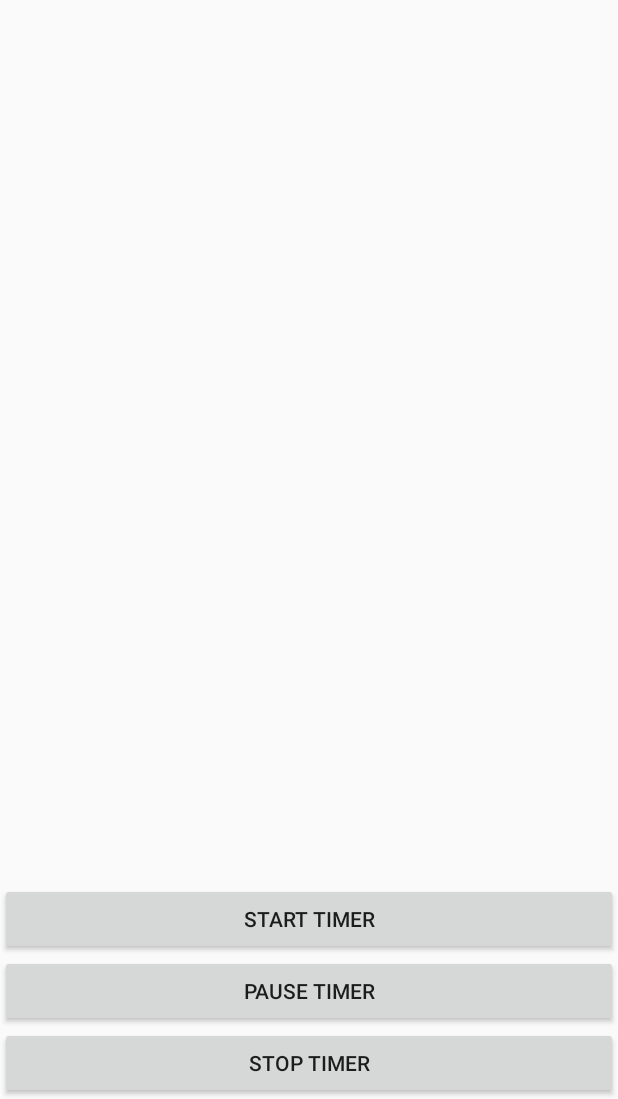
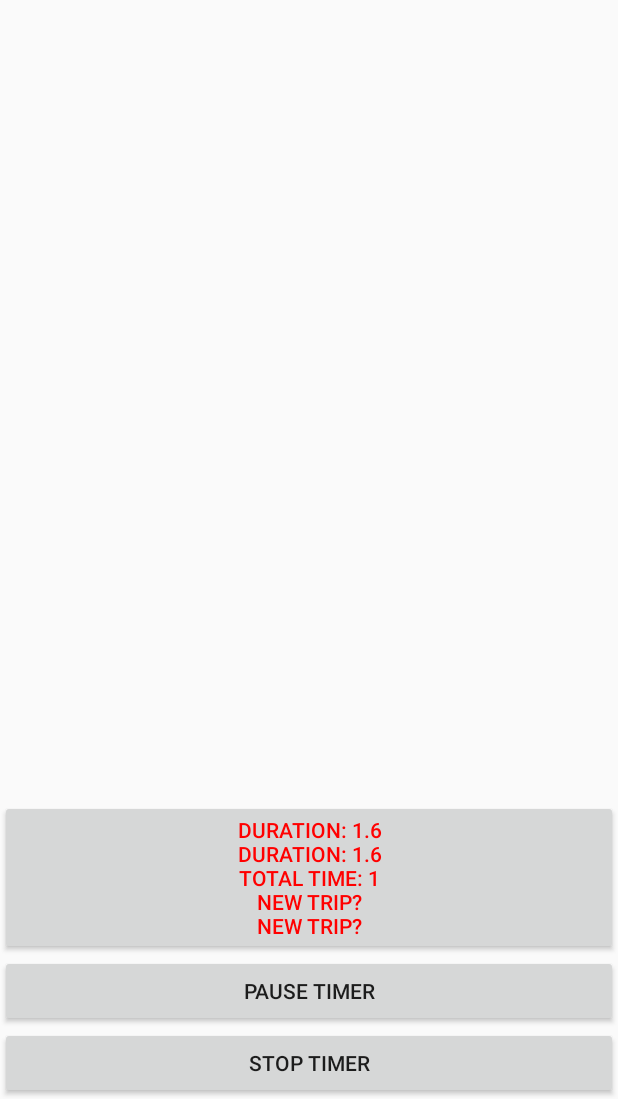
Before and after one commit to Replica94/moveometri, an Android app: the screen it shows after launch (TripActivity), after a tap on "STOP TIMER", on a phone screen of 412 x 824 dp, the part 137-1236 px from its top. Run offline under Robolectric (Android 15) with nearby library versions, the phone set to English and light mode, and no system bars; 2 statements that could not run were skipped; 3 other taps on this screen came first.

Commit message:
Cleaned code a lot, TripActivity in full use, may get changes later in UI and so in code aswell.

```diff
--- a/TripActivity/app/src/main/java/fi/jamk/h8672/tripactivity/TravelTimer.java
+++ b/TripActivity/app/src/main/java/fi/jamk/h8672/tripactivity/TravelTimer.java
@@ -22,6 +22,8 @@ import android.os.Process;
 import android.support.v4.app.ActivityCompat;
 import android.location.LocationProvider;
 
+import com.google.android.gms.maps.LocationSource;
+
 import java.util.ArrayList;
 
 import static android.location.LocationManager.GPS_PROVIDER;
@@ -32,6 +34,7 @@ import static android.location.LocationManager.GPS_PROVIDER;
  * Created by juha-matti on 2.12.2017.
  * About services...
  * https://developer.android.com/guide/components/services.html
+ * Didn't need it after all ;D
  */
 
 public class TravelTimer extends StopTimer {
@@ -41,10 +44,10 @@ public class TravelTimer extends StopTimer {
     private LocationListener listener;
 
     private class LocationListener implements android.location.LocationListener {
-        //Location LastLocation;
+        private Location LastLocation;
 
-        public LocationListener(String provider) {
-            //LastLocation = new Location(provider);
+        public LocationListener(String provider, Location loc) {
+            LastLocation = loc;
             //Log.i("LocationListener", "LocationListener created for " + LastLocation.getProvider());
             Log.i("LocationListener", "LocationListener created for " + provider);
         }
@@ -55,6 +58,7 @@ public class TravelTimer extends StopTimer {
             //LastLocation.set(location);
             //times.add(new TripEntry("L", new Location(LastLocation)));
             times.add(new TripEntry("L", new Location(location)));
+            LastLocation.set(location);
         }
 
         @Override
@@ -73,21 +77,20 @@ public class TravelTimer extends StopTimer {
         }
     }
 
+    //Listener values to update requirements. ms and meters
+    private static final int TIME_TO_UPDATE = 1000;
+    private static final float MIN_DISTANCE = 5f;
+
     @SuppressLint("MissingPermission")
     //Constructor
-    public TravelTimer(final Context context) {
+    public TravelTimer(final Context context, Location loc) {
         super();
         Log.i("TravelTimer", "Initialized");
 
         //Start custom location listener
         manager = (LocationManager) context.getSystemService(Service.LOCATION_SERVICE);
-        listener = new LocationListener(GPS_PROVIDER);
-        manager.requestLocationUpdates(GPS_PROVIDER, 1000, 0.1f, listener);
-
-        //Get latest location
-        //Location loc = manager.getLastKnownLocation(LocationManager.PASSIVE_PROVIDER);
-        //Log.i("TravelTimer", "Location " + loc.toString());
-        //Toast.makeText(context, loc.toString(), Toast.LENGTH_SHORT).show();
+        listener = new LocationListener(GPS_PROVIDER, loc);
+        manager.requestLocationUpdates(GPS_PROVIDER, TIME_TO_UPDATE, MIN_DISTANCE, listener);
     }
 
     //StopTimer overrides, add new check.
@@ -105,8 +108,10 @@ public class TravelTimer extends StopTimer {
 
         //Return all locations
         ArrayList list = new ArrayList();
+        boolean paused = false;
         for(TripEntry item : times){
-            if(item.getTag() == "L") list.add(item.getData());
+            if(item.getTag() == "P") paused = !paused;
+            if(item.getTag() == "L" && !paused) list.add(item.getData());
         }
         return list;
     }
@@ -215,10 +220,6 @@ public class TravelTimer extends StopTimer {
         manager = (LocationManager) getApplicationContext().getSystemService(Context.LOCATION_SERVICE);
     }
 
-    //Listener values to update requirements.
-    private static int TIME_TO_UPDATE = 100;
-    private static float MIN_DISTANCE = 0.1f;
-
     //Service start
     @Override
     public int onStartCommand(Intent intent, int flags, int startId) {
--- a/TripActivity/app/src/main/java/fi/jamk/h8672/tripactivity/TripActivity.java
+++ b/TripActivity/app/src/main/java/fi/jamk/h8672/tripactivity/TripActivity.java
@@ -1,37 +1,26 @@
 package fi.jamk.h8672.tripactivity;
 
 import android.Manifest;
-import android.content.Context;
 import android.content.Intent;
 import android.content.pm.PackageManager;
+import android.content.res.Configuration;
 import android.graphics.Color;
 import android.location.Location;
+import android.location.LocationManager;
+import android.media.VolumeShaper;
+import android.os.Handler;
 import android.support.annotation.NonNull;
 import android.support.v4.app.ActivityCompat;
 import android.support.v4.content.ContextCompat;
 import android.support.v7.app.AppCompatActivity;
 import android.os.Bundle;
-import android.text.Layout;
 import android.util.Log;
 import android.view.View;
 import android.widget.Button;
-import android.widget.LinearLayout;
-import android.widget.RelativeLayout;
 import android.widget.Toast;
-
-//Unused imports
-import android.app.Notification;
-import android.app.PendingIntent;
-import android.app.Service;
-import android.os.Debug;
-import android.os.IBinder;
-import android.renderscript.RenderScript;
 
 import com.google.android.gms.maps.CameraUpdateFactory;
 import com.google.android.gms.maps.GoogleMap;
-import com.google.android.gms.maps.GoogleMapOptions;
-import com.google.android.gms.maps.MapFragment;
-import com.google.android.gms.maps.MapView;
 import com.google.android.gms.maps.OnMapReadyCallback;
 import com.google.android.gms.maps.SupportMapFragment;
 import com.google.android.gms.maps.model.LatLng;
@@ -39,175 +28,18 @@ import com.google.android.gms.maps.model.MarkerOptions;
 import com.google.android.gms.maps.model.PolylineOptions;
 
 import java.util.ArrayList;
-import java.util.Map;
 
 public class TripActivity extends AppCompatActivity {
-    //As static the data is saved even if you go to the desktop or rotate view while it runs.
-    static Timer timer;
-
     @Override
     protected void onCreate(Bundle savedInstanceState) {
         super.onCreate(savedInstanceState);
+
         setContentView(R.layout.activity_trip);
 
-        checkPermission();
-
+        checkPermissions();
         addClickListeners();
-
-        configureMap();
-
-        //TODO update textfield with current duration of the timer
-        //TODO add map view to the app
-        //TODO add current location to the map view
-        //TODO when timer is stopped, draw markers and lines to show approximate path that was used
+        configure();
     }
-
-    GoogleMap mMap;
-
-    private void configureMap() {
-        SupportMapFragment map = (SupportMapFragment) getSupportFragmentManager().findFragmentById(R.id.mapFragment);
-
-
-
-        map.getMapAsync(new OnMapReadyCallback() {
-            @Override
-            public void onMapReady(GoogleMap googleMap) {
-                mMap = googleMap;
-                LatLng pos = new LatLng(62.2307, 25.762);
-                mMap.addMarker(new MarkerOptions().position(pos).title("JKL"));
-                mMap.moveCamera(CameraUpdateFactory.newLatLng(pos));
-            }
-        });
-
-        /*
-        GoogleMapOptions options = new GoogleMapOptions();
-        options.mapType(GoogleMap.MAP_TYPE_SATELLITE)
-                .compassEnabled(true)
-                .rotateGesturesEnabled(false)
-                .tiltGesturesEnabled(false);
-        MapView mapView = new MapView(getApplicationContext(), options);
-        //mapView.getMapAsync(getApplicationContext());
-        mapPos.addView(mapView);
-        //mapView.onCreate();
-        mapView.getMapAsync(new OnMapReadyCallback() {
-            @Override
-            public void onMapReady(GoogleMap googleMap) {
-                Log.i("TripActivity Map", "Ready!");
-                //googleMap.
-            }
-        });
-        */
-    }
-
-    private void checkPermission(){
-        //Looper.prepare();
-
-        if((ContextCompat.checkSelfPermission(getApplicationContext(), Manifest.permission.ACCESS_COARSE_LOCATION)
-                != PackageManager.PERMISSION_GRANTED)) {
-            if(ActivityCompat.shouldShowRequestPermissionRationale(this, Manifest.permission.ACCESS_COARSE_LOCATION))
-            {
-                Log.i("TripActivity", "Have trying to get access to Coarse location");
-                uiToast("Need permission to use coarse location");
-            }
-            else {
-                ActivityCompat.requestPermissions(this,
-                        new String[]{Manifest.permission.ACCESS_COARSE_LOCATION}, 11111);
-            }
-        }
-        else { uiToast("Have perm to coarse"); }
-
-        if((ContextCompat.checkSelfPermission(getApplicationContext(), Manifest.permission.ACCESS_FINE_LOCATION)
-                != PackageManager.PERMISSION_GRANTED)) {
-            if (ActivityCompat.shouldShowRequestPermissionRationale(this, Manifest.permission.ACCESS_FINE_LOCATION)) {
-                Log.i("TripActivity", "Have trying to get access to Fine location");
-                uiToast("Need permission to use fine location");
-            } else {
-                ActivityCompat.requestPermissions(this,
-                        new String[]{Manifest.permission.ACCESS_FINE_LOCATION}, 11112);
-            }
-        }
-        else { uiToast("Have perm to fine"); }
-    }
-
-
-    @Override
-    public void onRequestPermissionsResult(int requestCode, @NonNull String[] permissions, @NonNull int[] grantResults) {
-        switch(requestCode) {
-            case 11111: {
-                if (grantResults.length > 0
-                        && grantResults[0] == PackageManager.PERMISSION_GRANTED) {
-                    //addClickListeners();
-                    uiToast("Coarse Locations permission granted!");
-                    //Log.i("TripActivity", "Location permissions granted!");
-                }
-                else {
-                    uiToast("No permission to use coarse locations!");
-                    //ActivityCompat.requestPermissions(this, new String[]{Manifest.permission.ACCESS_FINE_LOCATION}, 11111);
-                }
-                return;
-            }
-            case 11112: {
-                if (grantResults.length > 0
-                        && grantResults[0] == PackageManager.PERMISSION_GRANTED) {
-                    //addClickListeners();
-                    uiToast("Fine Locations permission granted!");
-                    //Log.i("TripActivity", "Location permissions granted!");
-                }
-                else {
-                    uiToast("No permission to use fine locations!");
-                    //ActivityCompat.requestPermissions(this, new String[]{Manifest.permission.ACCESS_COARSE_LOCATION}, 11112);
-                }
-                return;
-            }
-        }
-    }
-
-    @Override
-    protected void onActivityResult(int requestCode, int resultCode, Intent data) {
-        super.onActivityResult(requestCode, resultCode, data);
-    }
-
-    private void addClickListeners(){
-        Button button = (Button)findViewById(R.id.buttonTimerStart);
-        button.setOnClickListener(new View.OnClickListener() {
-            @Override
-            public void onClick(View view) {
-                Log.i("TripActivity", "Timer started");
-                Intent intent = new Intent(getApplicationContext(), TravelTimer.class);
-                timer = new TravelTimer(getApplicationContext());
-                timer.StartTimer();
-            }
-        });
-
-        button = (Button)findViewById(R.id.buttonTimerPause);
-        button.setOnClickListener(new View.OnClickListener() {
-            @Override
-            public void onClick(View view) {
-                Log.i("TripActivity", "Timer paused");
-                timer.PauseTimer();
-            }
-        });
-        button = (Button)findViewById(R.id.buttonTimerStop);
-        button.setOnClickListener(new View.OnClickListener() {
-            @Override
-            public void onClick(View view) {
-                Log.i("TripActivity", "Timer stopped");
-                timer.StopTimer();
-                Log.i("TripActivity", "Time duration: " + timer.GetDuration());
-                uiToast("Duration " + timer.GetDuration());
-                ArrayList list = ((TravelTimer) timer).getLocations();
-                PolylineOptions path = new PolylineOptions().color(Color.MAGENTA);
-                for (Object item : list){
-                    //uiToast("Locations " + ((Location) item).toString());
-                    Location loc = (Location) item;
-                    //mMap.addMarker(new MarkerOptions().position(new LatLng(loc.getLatitude(),loc.getLongitude())));
-                    path.add(new LatLng(loc.getLatitude(),loc.getLongitude()));
-                }
-                mMap.addPolyline(path);
-            }
-        });
-    }
-
     private void uiToast(final String str){
         runOnUiThread(new Runnable() {
             @Override
@@ -221,27 +53,240 @@ public class TripActivity extends AppCompatActivity {
         });
     }
 
+    //Permissions
+    private void checkPermissions(){
+        boolean[] result = new boolean[] {false, false, false, false};
+        String[] perm = {"","","",""};
+
+        //Check permission. if not granted, request that permission.
+        if(!(result[0] = checkPermission(Manifest.permission.ACCESS_COARSE_LOCATION)))  { perm[0] = Manifest.permission.ACCESS_COARSE_LOCATION; }
+        if(!(result[1] = checkPermission(Manifest.permission.ACCESS_FINE_LOCATION)))    { perm[1] = Manifest.permission.ACCESS_FINE_LOCATION; }
+        if(!(result[2] = checkPermission(Manifest.permission.INTERNET)))                { perm[2] = Manifest.permission.INTERNET; }
+        if(!(result[3] = checkPermission(Manifest.permission.ACCESS_NETWORK_STATE)))    { perm[3] = Manifest.permission.ACCESS_NETWORK_STATE; }
+
+        if(result[0] && result[1] && result[2] && result[3]) {
+            //Permissions granted
+            initializeMapValues();
+        }
+        else {
+            uiToast("Missed permission actually?");
+            ActivityCompat.requestPermissions(this, perm, 11111);
+        }
+    }
+    private boolean checkPermission(final String permission) {
+        if((ContextCompat.checkSelfPermission(getApplicationContext(), permission)
+                != PackageManager.PERMISSION_GRANTED))
+        {
+            if(ActivityCompat.shouldShowRequestPermissionRationale(this, permission))
+            {
+                Log.i("TripActivity", "Trying to get access to " + permission);
+                uiToast("Need permission to use " + permission);
+            }
+        }
+        else {
+            uiToast("Have permission to " + permission);
+            return true;
+        }
+        return false;
+    }
+    @Override
+    public void onRequestPermissionsResult(int requestCode, @NonNull String[] permissions, @NonNull int[] grantResults) {
+        if(requestCode == 11111) {
+            for(int i = 0; i < permissions.length; i++) {
+                if(grantResults[i] == PackageManager.PERMISSION_GRANTED) {
+                    uiToast(permissions[i] + " permission granted!");
+                }
+                else {
+                    uiToast("No " + permissions[i] + " permission!");
+                }
+            }
+        }
+    }
+
+    //Map Sync
+    private void configure(){
+        SupportMapFragment map = (SupportMapFragment) getSupportFragmentManager().findFragmentById(R.id.mapFragment);
+        map.getMapAsync(new OnMapReadyCallback() {
+            @Override
+            public void onMapReady(GoogleMap googleMap) {
+                mMap = googleMap;
+                LatLng pos = new LatLng(62.2307, 25.762);
+                mMap.addMarker(new MarkerOptions().position(pos).title("JKL"));
+                mMap.moveCamera(CameraUpdateFactory.newLatLng(pos));
+            }
+        });
+    }
+
+    //Timer values
+    private Timer timer;
+    private boolean[] timerRuns;
+    private Location currentLocation;
+    private GoogleMap mMap;
+    private int polylineColor;
+    private PolylineOptions path;
+    private void setPathColor(final int color) {
+        polylineColor = color;
+    }
+    private void newPath() {
+        path = new PolylineOptions().color(polylineColor);
+    }
+    private void initializeMapValues() {
+        currentLocation = new Location(LocationManager.PASSIVE_PROVIDER);
+        timerRuns = new boolean[] {false, false};
+        polylineColor = Color.MAGENTA;
+        newPath();
+    }
+
+    //Updates for timer run
+    private class TimerRunner {
+        //TODO replace start button to some other view to show current trip progress...
+        private Button startButton;
+        public void setButton(Button btn) {
+            startButton = btn;
+        }
+        public TimerRunner() {}
+
+        private final Handler handler = new Handler();
+        private final Runnable runnable = new Runnable() {
+            @Override public void run() {
+                checkTime();
+            }
+        };
+
+        public void startRun(){
+            handler.post(runnable);
+        }
+
+        private void checkTime() {
+            //If timer runs, continue posting
+            if(timerRuns[0]) {
+                handler.postDelayed(runnable, 1000);
+            }
+            else {
+                startButton.setText("Duration: " + timer.GetDuration() + "\n" + startButton.getText() + "\nNew trip?");
+                return;
+            }
+
+            //If timer isn't stopped
+            if(!timerRuns[1]){
+                long time = (System.currentTimeMillis()/1000 - timer.recordDate.getTime()/1000);
+
+                //Draw new drawings to the map
+                if(currentLocation.getLatitude() != 0 && currentLocation.getLongitude() != 0) {
+                    mMap.clear();
+                    mMap.addMarker(new MarkerOptions().position(
+                            new LatLng(currentLocation.getLatitude(), currentLocation.getLongitude())));
+                    path.add(new LatLng(currentLocation.getLatitude(), currentLocation.getLongitude()));
+                    mMap.addPolyline(path);
+                    LatLng lastpoint = path.getPoints().get(0);
+                    float traveledistance = 0f;
+                    for (LatLng item : path.getPoints()) {
+                        float[] distance = {0f};
+                        Location.distanceBetween(lastpoint.latitude, lastpoint.longitude, item.latitude, item.longitude, distance);
+                        traveledistance += distance[0];
+                        lastpoint = item;
+                    }
+                    startButton.setText("Total time: " + time + "\nDistance: " + traveledistance);
+                }
+                else {
+                    startButton.setText("Total time: " + time);
+                }
+                //Show total time on timer
+                if(startButton.getCurrentTextColor() == Color.RED) startButton.setTextColor(Color.BLACK);
+            }
+            else {
+                if(startButton.getCurrentTextColor() != Color.RED) startButton.setTextColor(Color.RED);
+            }
+        }
+    }
+    private TimerRunner timerRunner;
+
+    //Buttons
+    private void addClickListeners(){
+        timerRunner = new TimerRunner();
+        timerRunner.setButton((Button) findViewById(R.id.buttonTimerStart));
+        Button button = (Button)findViewById(R.id.buttonTimerStart);
+        button.setOnClickListener(new View.OnClickListener() {
+            @Override
+            public void onClick(View view) {
+                timerStarts();
+            }
+        });
+
+        button = (Button)findViewById(R.id.buttonTimerPause);
+        button.setOnClickListener(new View.OnClickListener() {
+            @Override
+            public void onClick(View view) {
+                timerPauses();
+            }
+        });
+
+        button = (Button)findViewById(R.id.buttonTimerStop);
+        button.setOnClickListener(new View.OnClickListener() {
+            @Override
+            public void onClick(View view) {
+                timerStops();
+            }
+        });
+    }
+    private void timerStarts() {
+        Log.i("TripActivity", "Timer started");
+        Intent intent = new Intent(getApplicationContext(), TravelTimer.class);
+        timer = new TravelTimer(getApplicationContext(), currentLocation);
+        timer.StartTimer();
+        newPath();
+
+        //Set timer true and pause false
+        timerRuns[0] = true;
+        timerRuns[1] = false;
+
+        timerRunner.startRun();
+    }
+    private void timerPauses() {
+        Log.i("TripActivity", "Timer paused");
+        timer.PauseTimer();
+
+        //Set pause
+        timerRuns[1] = !timerRuns[1];
+    }
+    private void timerStops() {
+        Log.i("TripActivity", "Timer stopped");
+        timer.StopTimer();
+
+        Log.i("TripActivity", "Time duration: " + timer.GetDuration());
+        uiToast("Duration " + timer.GetDuration());
+
+        //Clear map only once to show the route
+        if(timerRuns[0]) {
+            //Draw the route in the map
+            newPath();
+            ArrayList list = ((TravelTimer) timer).getLocations();
+            for (Object item : list) {
+                Location loc = (Location) item;
+                path.add(new LatLng(loc.getLatitude(), loc.getLongitude()));
+                //uiToast("Locations " + ((Location) item).toString());
+            }
+
+            //Clear the map from old drawings
+            mMap.clear();
+            mMap.addPolyline(path);
+
+            //Add start and end markers
+            if(list.size() > 0) {
+                Location start = (Location) list.get(0);
+                Location end = (Location) list.get(list.size() - 1);
+                mMap.addMarker(new MarkerOptions().position(
+                        new LatLng(start.getLatitude(), start.getLongitude())).title("Trip start"));
+                mMap.addMarker(new MarkerOptions().position(
+                        new LatLng(end.getLatitude(), end.getLongitude())).title("Trip end"));
+            }
+        }
+
+        //Set booleans to false
+        timerRuns[0] = false;
+        timerRuns[1] = false;
+
+        uiToast("currentLocation " + currentLocation.toString());
+    }
+
 }
-
-/*
-else
-{
-    //No permission to access location.
-    ActivityCompat.requestPermissions(this, new String[]{
-            Manifest.permission.ACCESS_FINE_LOCATION,
-            Manifest.permission.ACCESS_COARSE_LOCATION
-    }, 11112);
-}
-*/
-
-/*PendingIntent pendingIntent = PendingIntent.getActivity(getApplicationContext(), 0, intent, 0);
-Notification notification =
-        new Notification.Builder(getApplicationContext())
-        .setContentTitle("Service")
-        .setContentText("Testing service")
-        //.setSmallIcon(R.drawable.icon)
-        .setContentIntent(pendingIntent)
-        .build();
-startForegroundService(notification);
-*/
-//startService(intent);
--- a/TripActivity/app/src/main/res/layout/activity_trip.xml
+++ b/TripActivity/app/src/main/res/layout/activity_trip.xml
@@ -2,6 +2,7 @@
 <android.support.constraint.ConstraintLayout xmlns:android="http://schemas.android.com/apk/res/android"
     xmlns:app="http://schemas.android.com/apk/res-auto"
     xmlns:tools="http://schemas.android.com/tools"
+    android:orientation="horizontal"
     android:layout_width="match_parent"
     android:layout_height="match_parent"
     tools:context="fi.jamk.h8672.tripactivity.TripActivity">
@@ -12,12 +13,9 @@
 
         <!-- Top -->
         <!-- Center -->
-        <!--com.google.android.gms.maps.MapView
+
+        <LinearLayout
             android:id="@+id/map"
-            android:layout_width="match_parent"
-            android:layout_height="match_parent"></com.google.android.gms.maps.MapView>
-            -->
-        <LinearLayout
             android:layout_width="match_parent"
             android:layout_height="match_parent"
             android:layout_above="@id/buttonTimerStart">
@@ -27,38 +25,32 @@
                 android:layout_width="match_parent"
                 android:layout_height="match_parent"
                 android:id="@+id/mapFragment"
-                tools:context=".MapsActivity"
                 android:name="com.google.android.gms.maps.SupportMapFragment" />
 
         </LinearLayout>
 
         <!-- Bottom -->
+
         <Button
             android:id="@+id/buttonTimerStart"
             android:layout_width="match_parent"
             android:layout_height="wrap_content"
             android:text="Start timer"
-            android:layout_above="@+id/buttonTimerPause"
-            tools:layout_editor_absoluteX="8dp"
-            tools:layout_editor_absoluteY="72dp" />
+            android:layout_above="@+id/buttonTimerPause"/>
 
         <Button
             android:id="@+id/buttonTimerPause"
             android:layout_width="match_parent"
             android:layout_height="wrap_content"
             android:layout_above="@+id/buttonTimerStop"
-            android:text="Pause timer"
-            tools:layout_editor_absoluteX="8dp"
-            tools:layout_editor_absoluteY="120dp" />
+            android:text="Pause timer"/>
 
         <Button
             android:id="@+id/buttonTimerStop"
             android:layout_width="match_parent"
             android:layout_height="wrap_content"
             android:text="Stop timer"
-            android:layout_alignParentBottom="true"
-            tools:layout_editor_absoluteX="8dp"
-            tools:layout_editor_absoluteY="168dp" />
+            android:layout_alignParentBottom="true"/>
 
     </RelativeLayout>
 
```
Also changed, not shown: TripActivity/app/src/main/AndroidManifest.xml (+11 -1 lines), TripActivity/app/src/main/java/fi/jamk/h8672/tripactivity/MapsActivity.java (deleted, +0 -43 lines).
